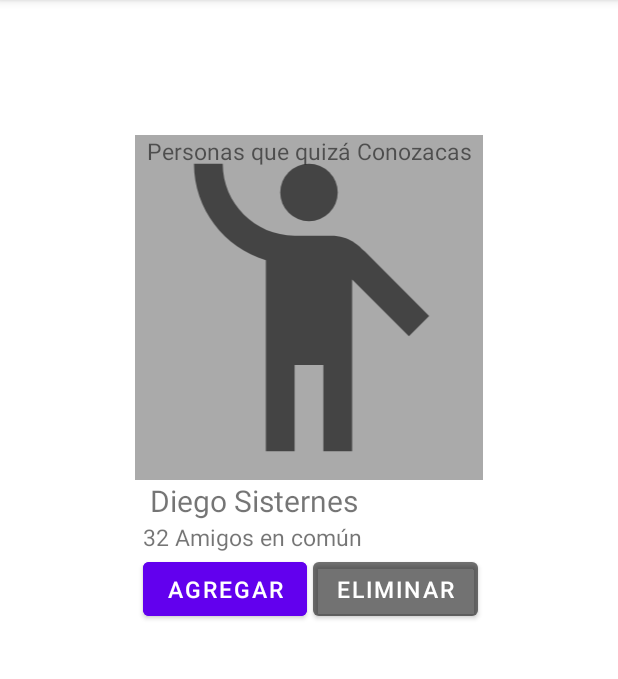
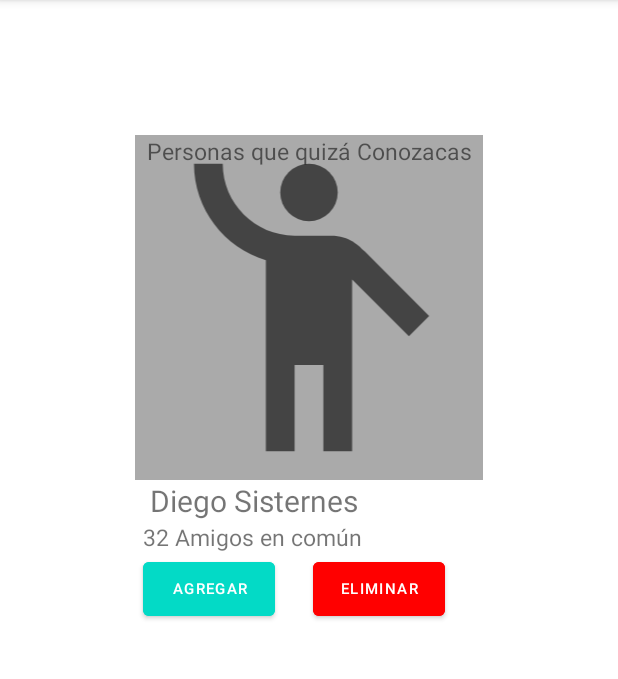
Before and after one commit to DSisternes/RecyclerView2, an Android app: the screen it shows after launch (MainActivity), on a phone screen of 412 x 824 dp, the part 84-763 px from its top. Run offline under Robolectric (Android 15) with nearby library versions, the phone set to English and light mode, and no system bars.

Commit message:
Cambio de color a un botón

```diff
--- a/app/src/main/res/layout/item_object.xml
+++ b/app/src/main/res/layout/item_object.xml
@@ -70,20 +70,21 @@
         android:layout_width="wrap_content"
         android:layout_height="wrap_content"
         android:layout_marginHorizontal="5dp"
-        android:backgroundTint="@color/design_default_color_primary"
+        android:backgroundTint="@color/design_default_color_secondary"
         android:text="Agregar"
-        android:textSize="15sp"
+        android:textSize="10sp"
         app:layout_constraintTop_toBottomOf="@id/tvCommon"
-        app:layout_constraintLeft_toLeftOf="parent"/>
+        app:layout_constraintLeft_toLeftOf="parent"
+        />
 
     <Button
         android:id="@+id/ButtonDelete"
         android:layout_width="wrap_content"
         android:layout_height="wrap_content"
         android:layout_marginHorizontal="5dp"
-        android:backgroundTint="@color/translucent"
+        android:backgroundTint="@color/red"
         android:text="Eliminar"
-        android:textSize="15sp"
+        android:textSize="10sp"
         app:layout_constraintRight_toRightOf="parent"
         app:layout_constraintTop_toBottomOf="@id/tvFriends"
         app:layout_constraintLeft_toRightOf="@id/ButtonAdd"
--- a/app/src/main/res/values/colors.xml
+++ b/app/src/main/res/values/colors.xml
@@ -7,5 +7,6 @@
     <color name="teal_700">#FF018786</color>
     <color name="black">#FF000000</color>
     <color name="translucent">#55000000</color>
+    <color name="red">#FF0000</color>
     <color name="white">#FFFFFFFF</color>
 </resources>
```
